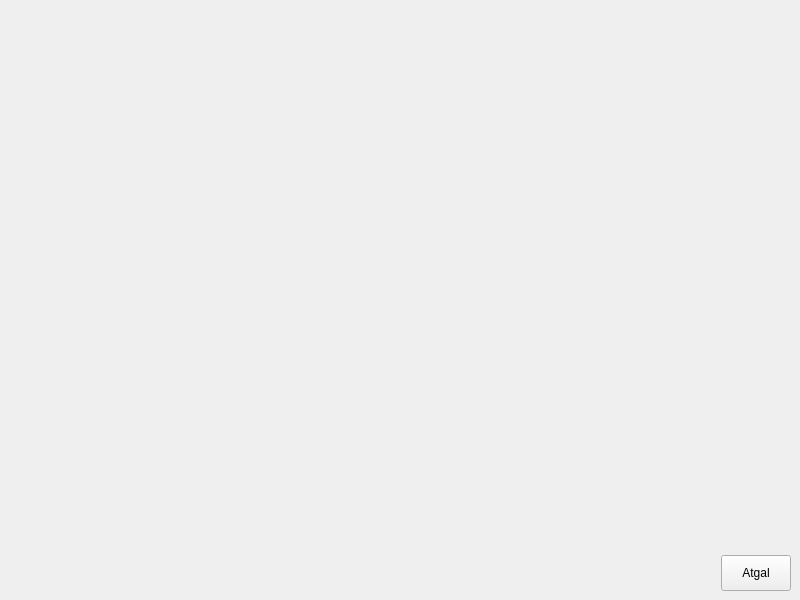
First picture: the form in nokia/AlausRadaras/beermap.ui, repository vincnetas/alaus-radaras, before the edit.
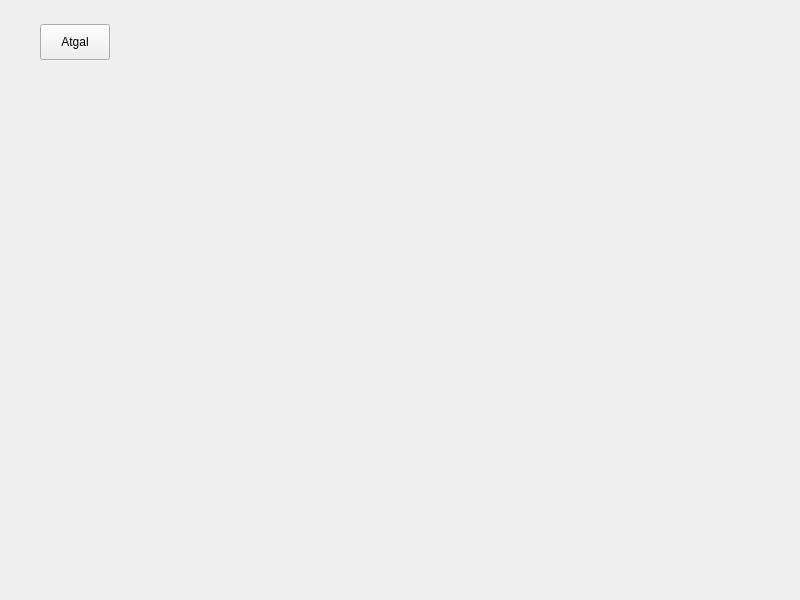
Second picture: the form after the edit. Icons and pictures are not drawn.

What changed in the file:
```diff
--- a/nokia/AlausRadaras/beermap.ui
+++ b/nokia/AlausRadaras/beermap.ui
@@ -1,7 +1,7 @@
 <?xml version="1.0" encoding="UTF-8"?>
 <ui version="4.0">
  <class>BeerMap</class>
- <widget class="QMainWindow" name="BeerMap">
+ <widget class="QWidget" name="BeerMap">
   <property name="geometry">
    <rect>
     <x>0</x>
```
